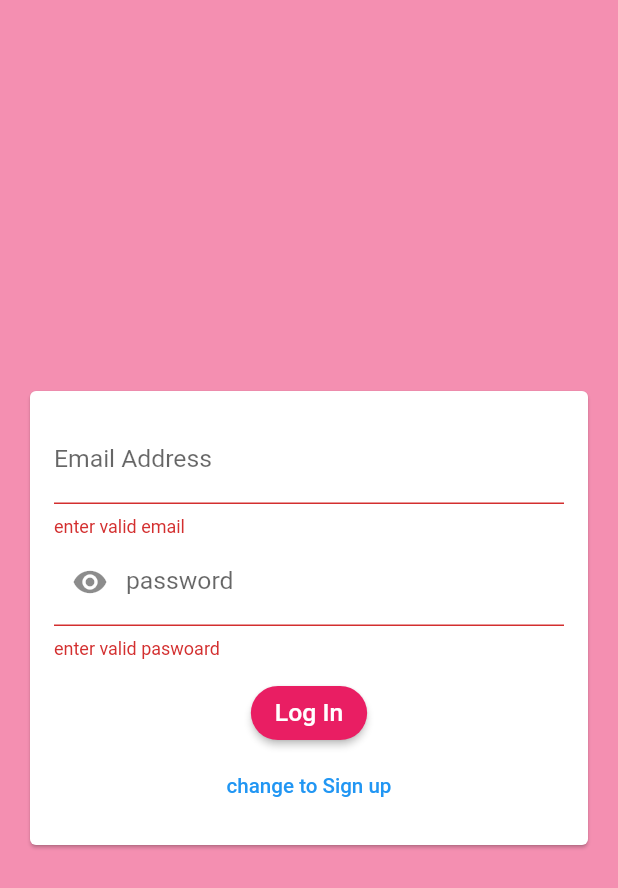
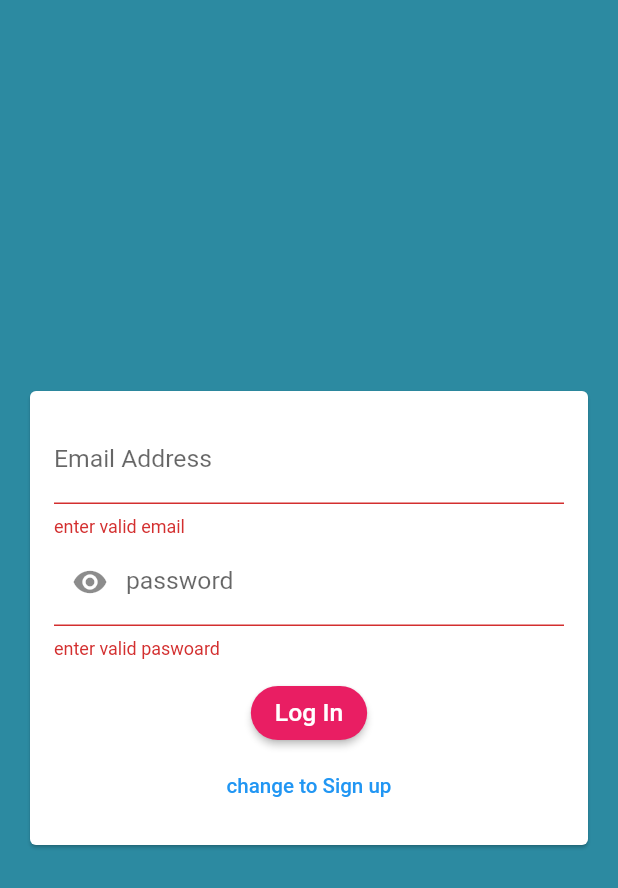
Before and after one commit to youssefkamel1214/chatapp-, a Flutter app: the screen it shows after launch, after a tap on "Log In", on a phone screen of 412 x 824 dp. Shown: the top 888 px of the screen. Run offline on Flutter 3.47's test engine with Material 2 defaults, Android fonts, the phone set to English and light mode, and no system bars; our stand-ins replace cloud_firestore, file_picker, firebase_auth, firebase_core, firebase_storage, fluttertoast and 12 more; missing offline and left inert: flowder, flutter_sound, linkwell; accounts and stored records are empty.

Commit message:
update project to maintain updates

```diff
--- a/lib/main.dart
+++ b/lib/main.dart
@@ -10,11 +10,14 @@ import 'package:flutter/services.dart';
 import 'package:get/get.dart';
 import 'package:sizer/sizer.dart';
 
+import 'firebase_options.dart';
+
 Rx<bool> loading = true.obs;
 void main() async {
   WidgetsFlutterBinding.ensureInitialized();
-  Firebase.initializeApp()
-      .then((value) => loading.update((val) => loading.value = false));
+  Firebase.initializeApp(
+    options: DefaultFirebaseOptions.currentPlatform,
+  ).then((value) => loading.update((val) => loading.value = false));
   runApp(const MyApp());
 }
 
@@ -30,7 +33,6 @@ class MyApp extends StatelessWidget {
       builder: (context, orientation, deviceType) => GetMaterialApp(
         title: 'Flutter Demo',
         theme: ThemeData(
-            backgroundColor: const Color.fromARGB(255, 44, 138, 161),
             scaffoldBackgroundColor: const Color.fromARGB(255, 44, 138, 161),
             accentColorBrightness: Brightness.dark,
             appBarTheme: const AppBarTheme(
@@ -48,7 +50,8 @@ class MyApp extends StatelessWidget {
                   borderRadius: BorderRadius.circular(20),
                 )),
             colorScheme: ColorScheme.fromSwatch(primarySwatch: Colors.pink)
-                .copyWith(secondary: Colors.deepPurple)),
+                .copyWith(secondary: Colors.deepPurple)
+                .copyWith(background: const Color.fromARGB(255, 44, 138, 161))),
         darkTheme: ThemeData(
             backgroundColor: const Color.fromARGB(255, 33, 35, 36),
             scaffoldBackgroundColor: const Color.fromARGB(255, 33, 35, 36),
```
Also changed, not shown: lib/controller/Auth_provider.dart (+82 -66 lines), pubspec.yaml (+8 -8 lines), lib/firebase_options.dart (added), pubspec.lock, 5 other files.
